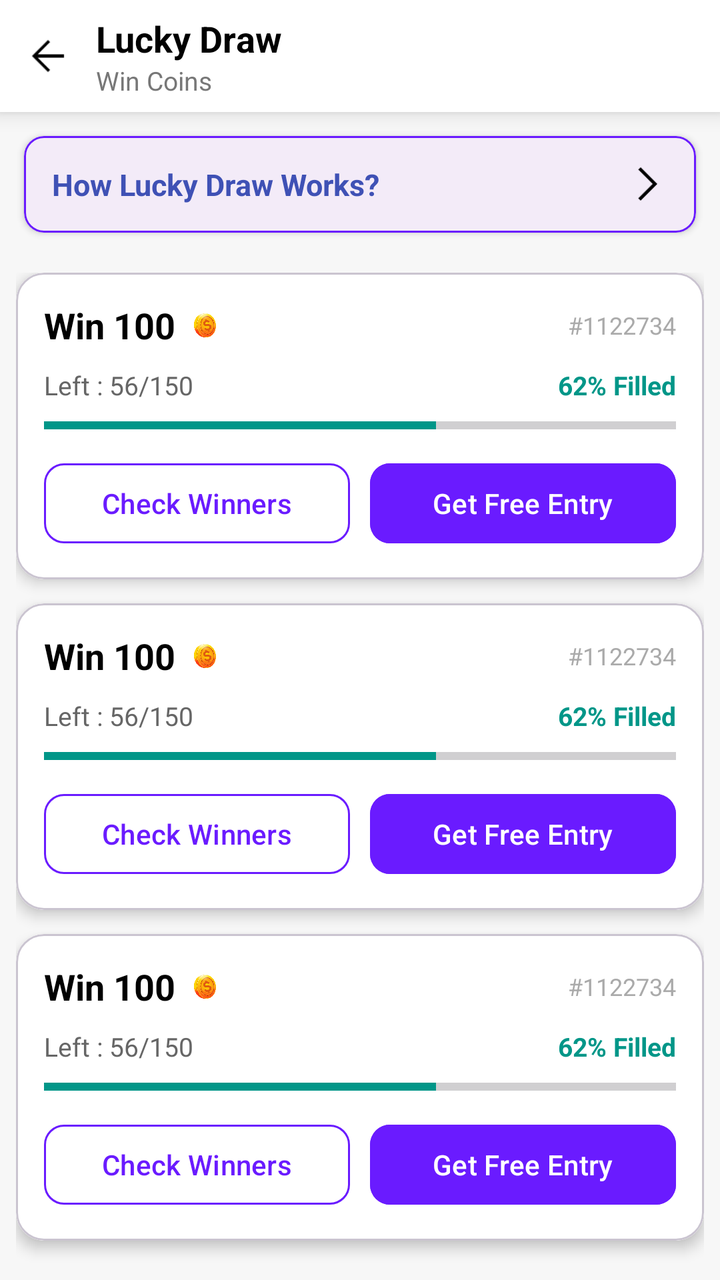
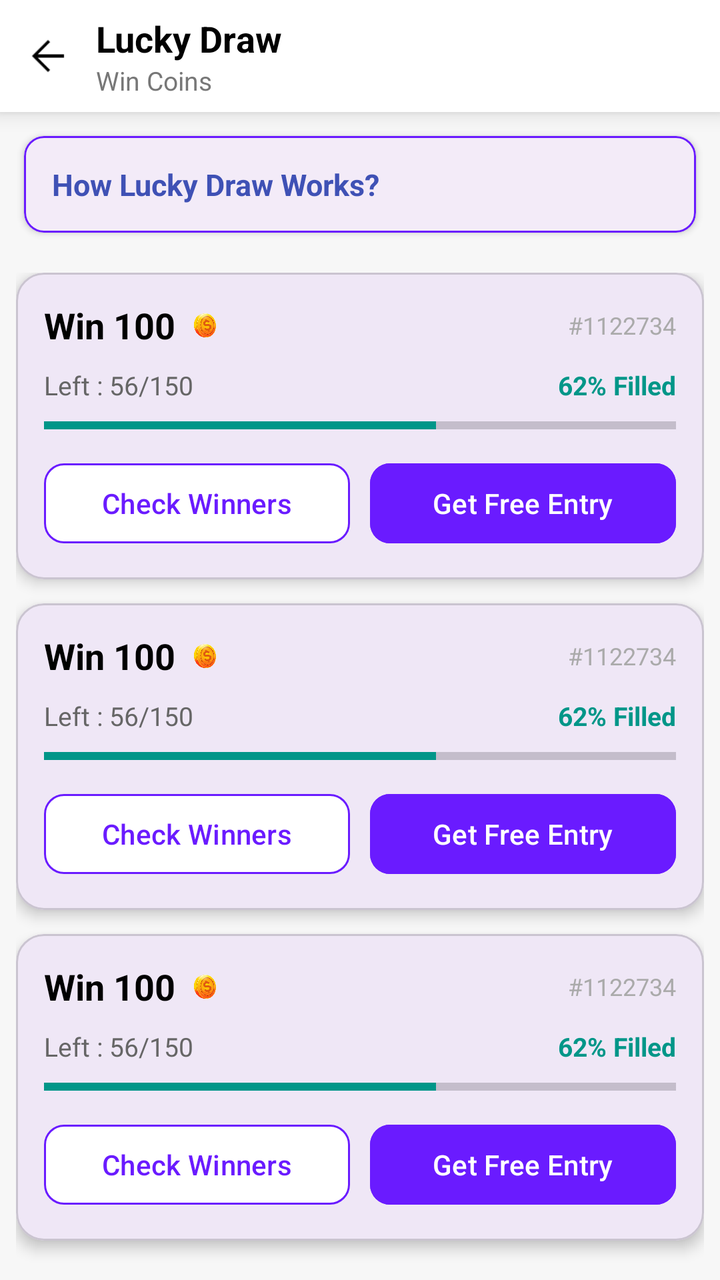

Two renders of the same Android screen: before a commit and after it. Below are the layout's source before the change and the commit's diff.
<!-- AndroidManifest.xml: application theme Theme.RGamer -->
<!-- res/layout/activity_lucky_draw.xml -->
<?xml version="1.0" encoding="utf-8"?>
<LinearLayout xmlns:android="http://schemas.android.com/apk/res/android"
    xmlns:app="http://schemas.android.com/apk/res-auto"
    android:layout_width="match_parent"
    android:layout_height="match_parent"
    android:orientation="vertical"
    android:background="#F7F7F7">

    
    <LinearLayout
        android:layout_width="match_parent"
        android:layout_height="56dp"
        android:background="@android:color/white"
        android:gravity="center_vertical"
        android:paddingHorizontal="12dp"
        android:elevation="6dp">

        <ImageView
            android:id="@+id/btnBack"
            android:layout_width="24dp"
            android:layout_height="24dp"
            android:src="@drawable/back_arrow" />

        <LinearLayout
            android:layout_width="wrap_content"
            android:layout_height="wrap_content"
            android:layout_marginStart="12dp"
            android:background="@color/white"
            android:orientation="vertical">

            <TextView
                android:layout_width="wrap_content"
                android:layout_height="wrap_content"
                android:text="Lucky Draw"
                android:textSize="18sp"
                android:textStyle="bold"
                android:textColor="@color/black" />

            <TextView
                android:layout_width="wrap_content"
                android:layout_height="wrap_content"
                android:text="Win Coins"
                android:textSize="13sp"
                android:textColor="#777777" />
        </LinearLayout>
    </LinearLayout>

    
    <com.google.android.material.card.MaterialCardView
        android:layout_width="match_parent"
        android:layout_height="wrap_content"
        android:layout_margin="12dp"
        app:cardCornerRadius="10dp"
        app:cardElevation="2dp"
        app:strokeColor="#6A1BFF"
        app:strokeWidth="1dp">

        <LinearLayout
            android:layout_width="match_parent"
            android:layout_height="wrap_content"
            android:padding="14dp"
            android:gravity="center_vertical"
            android:orientation="horizontal">

            <TextView
                android:layout_width="0dp"
                android:layout_height="wrap_content"
                android:layout_weight="1"
                android:text="How Lucky Draw Works?"
                android:textSize="15sp"
                android:textStyle="bold"
                android:textColor="#3F51B5" />

            <ImageView
                android:layout_width="20dp"
                android:layout_height="20dp"
                android:src="@drawable/ic_arrow_right" />
        </LinearLayout>
    </com.google.android.material.card.MaterialCardView>

    
    <ScrollView
        android:layout_width="match_parent"
        android:layout_height="match_parent"
        android:padding="8dp"
        android:scrollbars="none">

        <LinearLayout
            android:layout_width="match_parent"
            android:layout_height="wrap_content"
            android:orientation="vertical">

            <include layout="@layout/item_lucky_draw"/>
            <include layout="@layout/item_lucky_draw"/>
            <include layout="@layout/item_lucky_draw"/>

        </LinearLayout>
    </ScrollView>

</LinearLayout>
<!-- res/layout/item_lucky_draw.xml (included above) -->
<?xml version="1.0" encoding="utf-8"?>
<com.google.android.material.card.MaterialCardView
    xmlns:android="http://schemas.android.com/apk/res/android"
    xmlns:app="http://schemas.android.com/apk/res-auto"
    android:layout_width="match_parent"
    android:layout_height="wrap_content"
    android:layout_marginBottom="12dp"
    app:cardCornerRadius="14dp"
    android:background="@color/white"
    app:cardElevation="4dp">

    <LinearLayout
        android:layout_width="match_parent"
        android:layout_height="wrap_content"
        android:padding="14dp"
        android:background="@color/white"
        android:orientation="vertical">

        
        <LinearLayout
            android:layout_width="match_parent"
            android:layout_height="wrap_content"
            android:gravity="center_vertical"
            android:orientation="horizontal">

            <TextView
                android:layout_width="wrap_content"
                android:layout_height="wrap_content"
                android:text="Win 100"
                android:textSize="18sp"
                android:textStyle="bold"
                android:textColor="@color/black" />

            <ImageView
                android:layout_width="18dp"
                android:layout_height="18dp"
                android:layout_marginStart="6dp"
                android:src="@drawable/ic_coin" />

            <TextView
                android:layout_width="wrap_content"
                android:layout_height="wrap_content"
                android:layout_weight="1" />

            <TextView
                android:layout_width="wrap_content"
                android:layout_height="wrap_content"
                android:text="#1122734"
                android:textSize="12sp"
                android:textColor="#AAAAAA" />
        </LinearLayout>

        
        <LinearLayout
            android:layout_width="match_parent"
            android:layout_height="wrap_content"
            android:layout_marginTop="8dp"
            android:orientation="horizontal">

            <TextView
                android:layout_width="wrap_content"
                android:layout_height="wrap_content"
                android:text="Left : 56/150"
                android:textSize="13sp"
                android:textColor="#666666" />

            <TextView
                android:layout_width="wrap_content"
                android:layout_height="wrap_content"
                android:layout_weight="1" />

            <TextView
                android:layout_width="wrap_content"
                android:layout_height="wrap_content"
                android:text="62% Filled"
                android:textSize="13sp"
                android:textColor="#009688"
                android:textStyle="bold" />
        </LinearLayout>

        
        <ProgressBar
            style="?android:attr/progressBarStyleHorizontal"
            android:layout_width="match_parent"
            android:layout_height="6dp"
            android:layout_marginTop="8dp"
            android:progress="62"
            android:max="100"
            android:progressTint="#009688"
            android:backgroundTint="#E0E0E0" />

        
        <LinearLayout
            android:layout_width="match_parent"
            android:layout_height="wrap_content"
            android:layout_marginTop="12dp"
            android:orientation="horizontal">

            <com.google.android.material.button.MaterialButton
                android:layout_width="0dp"
                android:layout_height="wrap_content"
                android:layout_weight="1"
                android:text="Check Winners"
                android:textAllCaps="false"
                app:cornerRadius="10dp"
                app:strokeColor="#6A1BFF"
                app:strokeWidth="1dp"
                app:backgroundTint="@android:color/white"
                android:textColor="#6A1BFF" />

            <com.google.android.material.button.MaterialButton
                android:layout_width="0dp"
                android:layout_height="wrap_content"
                android:layout_weight="1"
                android:layout_marginStart="10dp"
                android:text="Get Free Entry"
                android:textAllCaps="false"
                app:cornerRadius="10dp"
                app:backgroundTint="#6A1BFF"
                android:textColor="@android:color/white" />
        </LinearLayout>

    </LinearLayout>
</com.google.android.material.card.MaterialCardView>
<!-- resources referenced by this layout -->
<resources>
  <color name="black">#FF000000</color>
  <color name="white">#FFFFFFFF</color>
  <!-- drawable back_arrow: png bitmap (drawable, 429 bytes) -->
  <!-- drawable ic_arrow_right: png bitmap (drawable, 496 bytes) -->
  <!-- drawable ic_coin: png bitmap (drawable, 507750 bytes) -->
  <style name="Theme.RGamer" parent="Base.Theme.RGamer" />
  <style name="Base.Theme.RGamer" parent="Theme.Material3.DayNight.NoActionBar">
          
          
      </style>
</resources>

<!-- the commit's change to res/layout/activity_lucky_draw.xml (unified diff, before → after) -->
@@ -25,20 +25,19 @@
             android:layout_width="wrap_content"
             android:layout_height="wrap_content"
             android:layout_marginStart="12dp"
-            android:background="@color/white"
             android:orientation="vertical">
 
             <TextView
-                android:layout_width="wrap_content"
-                android:layout_height="wrap_content"
+                android:layout_height="wrap_content"
+                android:layout_width="wrap_content"
                 android:text="Lucky Draw"
                 android:textSize="18sp"
                 android:textStyle="bold"
                 android:textColor="@color/black" />
 
             <TextView
-                android:layout_width="wrap_content"
-                android:layout_height="wrap_content"
+                android:layout_height="wrap_content"
+                android:layout_width="wrap_content"
                 android:text="Win Coins"
                 android:textSize="13sp"
                 android:textColor="#777777" />
@@ -55,27 +54,14 @@
         app:strokeColor="#6A1BFF"
         app:strokeWidth="1dp">
 
-        <LinearLayout
+        <TextView
             android:layout_width="match_parent"
             android:layout_height="wrap_content"
             android:padding="14dp"
-            android:gravity="center_vertical"
-            android:orientation="horizontal">
-
-            <TextView
-                android:layout_width="0dp"
-                android:layout_height="wrap_content"
-                android:layout_weight="1"
-                android:text="How Lucky Draw Works?"
-                android:textSize="15sp"
-                android:textStyle="bold"
-                android:textColor="#3F51B5" />
-
-            <ImageView
-                android:layout_width="20dp"
-                android:layout_height="20dp"
-                android:src="@drawable/ic_arrow_right" />
-        </LinearLayout>
+            android:text="How Lucky Draw Works?"
+            android:textSize="15sp"
+            android:textStyle="bold"
+            android:textColor="#3F51B5" />
     </com.google.android.material.card.MaterialCardView>
 
     
@@ -90,9 +76,17 @@
             android:layout_height="wrap_content"
             android:orientation="vertical">
 
-            <include layout="@layout/item_lucky_draw"/>
-            <include layout="@layout/item_lucky_draw"/>
-            <include layout="@layout/item_lucky_draw"/>
+            <include
+                layout="@layout/item_lucky_draw"
+                android:id="@+id/card_root_1"/>
+
+            <include
+                layout="@layout/item_lucky_draw"
+                android:id="@+id/card_root_2"/>
+
+            <include
+                layout="@layout/item_lucky_draw"
+                android:id="@+id/card_root_3"/>
 
         </LinearLayout>
     </ScrollView>
@@ -107,22 +101,21 @@
     android:layout_height="wrap_content"
     android:layout_marginBottom="12dp"
     app:cardCornerRadius="14dp"
-    android:background="@color/white"
-    app:cardElevation="4dp">
+    app:cardElevation="4dp"
+    android:background="@color/white">
 
     <LinearLayout
         android:layout_width="match_parent"
         android:layout_height="wrap_content"
         android:padding="14dp"
-        android:background="@color/white"
         android:orientation="vertical">
 
         
         <LinearLayout
             android:layout_width="match_parent"
             android:layout_height="wrap_content"
-            android:gravity="center_vertical"
-            android:orientation="horizontal">
+            android:orientation="horizontal"
+            android:gravity="center_vertical">
 
             <TextView
                 android:layout_width="wrap_content"
@@ -139,9 +132,9 @@
                 android:src="@drawable/ic_coin" />
 
             <TextView
-                android:layout_width="wrap_content"
-                android:layout_height="wrap_content"
-                android:layout_weight="1" />
+                android:layout_width="0dp"
+                android:layout_height="wrap_content"
+                android:layout_weight="1"/>
 
             <TextView
                 android:layout_width="wrap_content"
@@ -166,17 +159,17 @@
                 android:textColor="#666666" />
 
             <TextView
-                android:layout_width="wrap_content"
-                android:layout_height="wrap_content"
-                android:layout_weight="1" />
+                android:layout_width="0dp"
+                android:layout_height="wrap_content"
+                android:layout_weight="1"/>
 
             <TextView
                 android:layout_width="wrap_content"
                 android:layout_height="wrap_content"
                 android:text="62% Filled"
                 android:textSize="13sp"
-                android:textColor="#009688"
-                android:textStyle="bold" />
+                android:textStyle="bold"
+                android:textColor="#009688" />
         </LinearLayout>
 
         
@@ -185,10 +178,10 @@
             android:layout_width="match_parent"
             android:layout_height="6dp"
             android:layout_marginTop="8dp"
+            android:max="100"
             android:progress="62"
-            android:max="100"
             android:progressTint="#009688"
-            android:backgroundTint="#E0E0E0" />
+            android:backgroundTint="#E0E0E0"/>
 
         
         <LinearLayout
@@ -198,6 +191,7 @@
             android:orientation="horizontal">
 
             <com.google.android.material.button.MaterialButton
+                android:id="@+id/btnCheckWinners"
                 android:layout_width="0dp"
                 android:layout_height="wrap_content"
                 android:layout_weight="1"
@@ -207,9 +201,10 @@
                 app:strokeColor="#6A1BFF"
                 app:strokeWidth="1dp"
                 app:backgroundTint="@android:color/white"
-                android:textColor="#6A1BFF" />
+                android:textColor="#6A1BFF"/>
 
             <com.google.android.material.button.MaterialButton
+                android:id="@+id/btnFreeEntry"
                 android:layout_width="0dp"
                 android:layout_height="wrap_content"
                 android:layout_weight="1"
@@ -218,7 +213,7 @@
                 android:textAllCaps="false"
                 app:cornerRadius="10dp"
                 app:backgroundTint="#6A1BFF"
-                android:textColor="@android:color/white" />
+                android:textColor="@android:color/white"/>
         </LinearLayout>
 
     </LinearLayout>
<!-- resource entries referenced after the edit -->
@@ -3,7 +3,6 @@
   <color name="black">#FF000000</color>
   <color name="white">#FFFFFFFF</color>
   <!-- drawable back_arrow: png bitmap (drawable, 429 bytes) -->
-  <!-- drawable ic_arrow_right: png bitmap (drawable, 496 bytes) -->
   <!-- drawable ic_coin: png bitmap (drawable, 507750 bytes) -->
   <style name="Theme.RGamer" parent="Base.Theme.RGamer" />
   <style name="Base.Theme.RGamer" parent="Theme.Material3.DayNight.NoActionBar">
